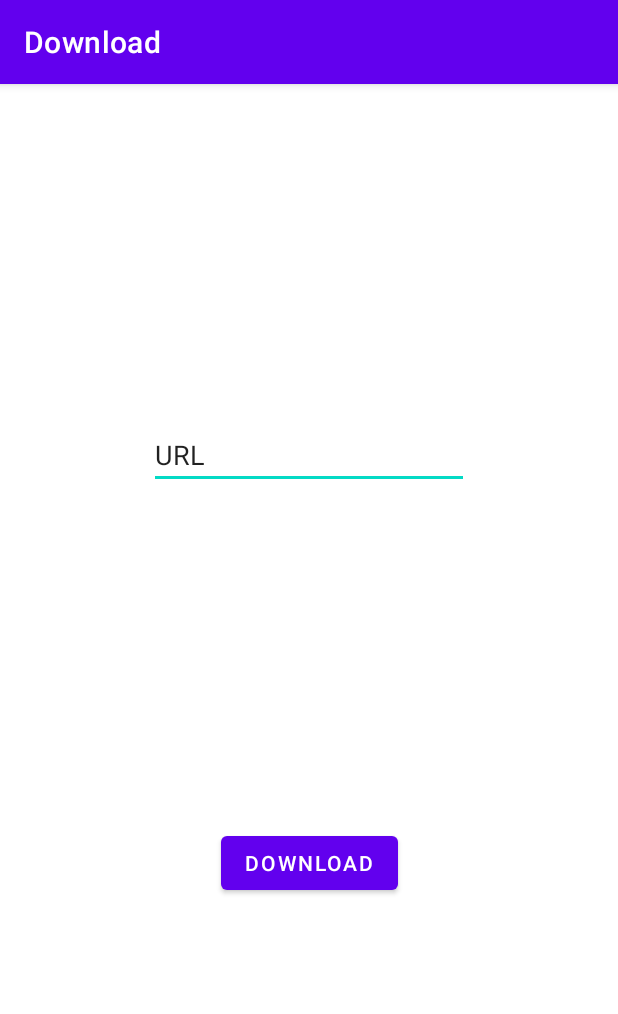
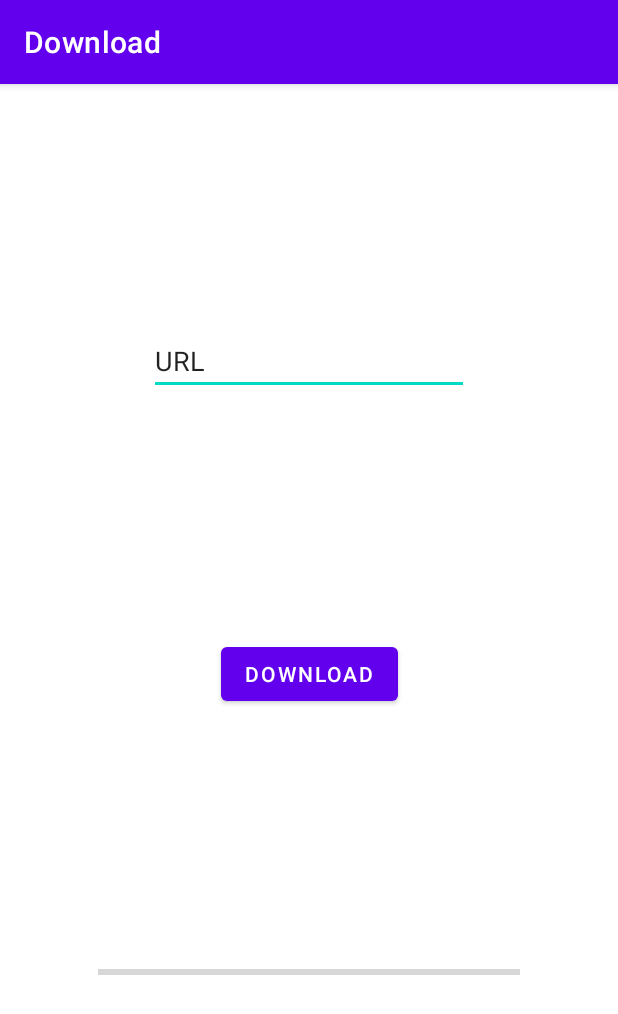
Before and after one commit to Armin049/Download, an Android app: the screen it shows after launch (MainActivity), after a tap on "DOWNLOAD", on a phone screen of 412 x 824 dp. Shown: the top 1014 px of the screen. Run offline under Robolectric (Android 15) with nearby library versions, the phone set to English and light mode, and no system bars.

Commit message:
added Toast and Progressbar

```diff
--- a/app/src/main/java/com/example/download/MainActivity.java
+++ b/app/src/main/java/com/example/download/MainActivity.java
@@ -8,6 +8,7 @@ import android.os.Environment;
 import android.util.Log;
 import android.view.View;
 import android.widget.EditText;
+import android.widget.ProgressBar;
 import android.widget.Toast;
 
 import androidx.appcompat.app.AppCompatActivity;
@@ -36,24 +37,10 @@ public class MainActivity extends AppCompatActivity {
         URL=editText.getText().toString();
         if (URL!=""||URL!=null){
             new DownloadFileFromURL().execute(URL);
-            Toast.makeText(getApplicationContext(),"Download gestartet",Toast.LENGTH_LONG).show();
+            Toast.makeText(getApplicationContext(),"Download gestartet",Toast.LENGTH_SHORT).show();
         }
         else{
-            Toast.makeText(getApplicationContext(),"Bitte gib eine URL an",Toast.LENGTH_LONG).show();
-        }
-    }
-
-    @Override
-    protected Dialog onCreateDialog(int id) {
-        switch (id) {
-            case progress_bar_type:
-                pDialog = new ProgressDialog(this);
-                pDialog.setMessage("Downloading");
-                pDialog.setCancelable(true);
-                pDialog.show();
-                return pDialog;
-            default:
-                return null;
+            Toast.makeText(getApplicationContext(),"Bitte gib eine URL an",Toast.LENGTH_SHORT).show();
         }
     }
 
@@ -65,15 +52,18 @@ public class MainActivity extends AppCompatActivity {
             showDialog(progress_bar_type);
         }
 
-        //Update Progressbar
         protected void onProgressUpdate(String... progress) {
-            // setting progress percentage
-            pDialog.setProgress(Integer.parseInt(progress[0]));
+            ProgressBar simpleProgressBar=(ProgressBar) findViewById(R.id.progressBar);
+            simpleProgressBar.setMax(100);
+            simpleProgressBar.setProgress(Integer.parseInt(progress[0]));
+            if (Integer.parseInt(progress[0])==100){
+                Toast.makeText(getApplicationContext(),"Download Abgeschlossen",Toast.LENGTH_SHORT).show();
+            }
         }
 
         @Override
         protected String doInBackground(String... f_url) {
-            int count;
+            int count = 0;
             String typ="";
             String name="";
             try {
@@ -115,14 +105,7 @@ public class MainActivity extends AppCompatActivity {
             } catch (Exception e) {
                 Log.e("Error: ", e.getMessage());
             }
-
             return null;
-        }
-
-        @Override
-        protected void onPostExecute(String file_url) {
-            // dismiss the dialog after the file was downloaded
-            dismissDialog(progress_bar_type);
         }
     }
 }
--- a/app/src/main/res/layout/activity_main.xml
+++ b/app/src/main/res/layout/activity_main.xml
@@ -24,10 +24,21 @@
         android:layout_height="wrap_content"
         android:onClick="Download"
         android:text="Download"
-        app:layout_constraintBottom_toBottomOf="parent"
+        app:layout_constraintBottom_toTopOf="@+id/progressBar"
         app:layout_constraintEnd_toEndOf="parent"
         app:layout_constraintHorizontal_bias="0.5"
         app:layout_constraintStart_toStartOf="parent"
         app:layout_constraintTop_toBottomOf="@+id/URL" />
 
+    <ProgressBar
+        android:id="@+id/progressBar"
+        style="?android:attr/progressBarStyleHorizontal"
+        android:layout_width="281dp"
+        android:layout_height="27dp"
+        app:layout_constraintBottom_toBottomOf="parent"
+        app:layout_constraintEnd_toEndOf="parent"
+        app:layout_constraintHorizontal_bias="0.5"
+        app:layout_constraintStart_toStartOf="parent"
+        app:layout_constraintTop_toBottomOf="@+id/button" />
+
 </androidx.constraintlayout.widget.ConstraintLayout>
```
